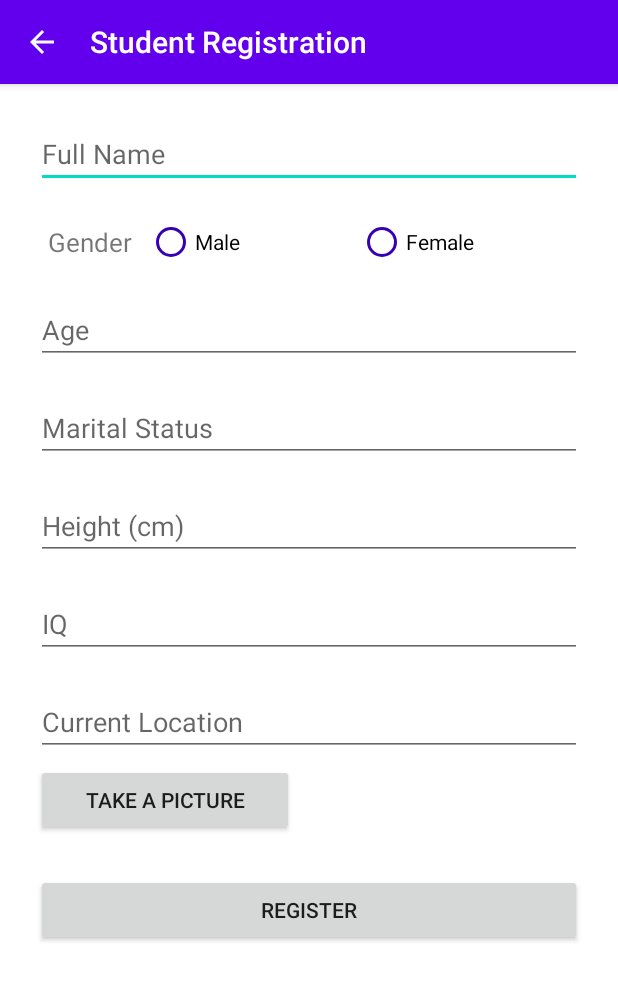
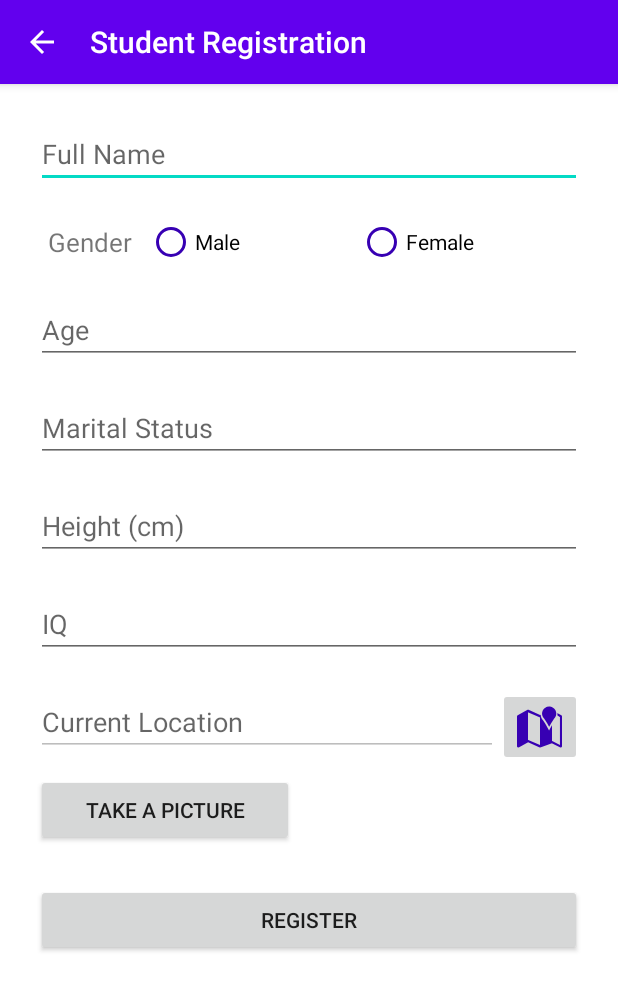
Before and after one commit to skillFocus16/tenakataApp, an Android app: the RegisterStudentActivity screen opened directly, with no data from a screen before it, on a phone screen of 412 x 824 dp. Shown: the top 990 px of the screen. Run offline under Robolectric (Android 15) with nearby library versions, the phone set to English and light mode, and no system bars.

Commit message:
changed getting location to an imageButton in activity_register_student.xml

```diff
--- a/app/src/main/java/com/naamini/tenakataapp/activity/RegisterStudentActivity.java
+++ b/app/src/main/java/com/naamini/tenakataapp/activity/RegisterStudentActivity.java
@@ -23,6 +23,7 @@ import android.util.Log;
 import android.view.View;
 import android.widget.Button;
 import android.widget.EditText;
+import android.widget.ImageButton;
 import android.widget.ImageView;
 import android.widget.RadioButton;
 import android.widget.RadioGroup;
@@ -54,16 +55,16 @@ public class RegisterStudentActivity extends AppCompatActivity {
     private static final int REQUEST_LOCATION = 101;
     public static String myDateFormat = "yyyy-MM-dd";
     final private int PERMISSION_WRITE_EXTERNAL_CAMERA = 100;
+
     TextInputEditText etfName, etAge, etMStatus, etHeight, etIQ, etLocation;
     ImageView pImgView;
+    ImageButton getMap;
     RadioGroup radioGroup;
     RadioButton radioFemale, radioMale;
     Button btnChooseImg, addStudentBtn;
     String sFName, sAge, sMStatus, sHeight, sIQ, sLocation, sGender;
     double lat, lon;
     Intent intent;
-    private Calendar myCalendar = Calendar.getInstance();
-    private DatePickerDialog.OnDateSetListener bDateListener;
     private LocationManager locationManager;
 
     public static void setErrorMsg(String msg, EditText viewId) {
@@ -110,6 +111,8 @@ public class RegisterStudentActivity extends AppCompatActivity {
         etIQ = findViewById(R.id.etIQ);
         etLocation = findViewById(R.id.etLocation);
 
+        getMap=findViewById(R.id.getMap);
+
         radioGroup = findViewById(R.id.radioGrp);
         radioFemale = findViewById(R.id.radioF);
         radioMale = findViewById(R.id.radioM);
@@ -124,49 +127,17 @@ public class RegisterStudentActivity extends AppCompatActivity {
     }
 
     private void handleOnClicks() {
-        /* bDateListener = new DatePickerDialog.OnDateSetListener() {
+        getMap.setOnClickListener(new View.OnClickListener() {
             @Override
-            public void onDateSet(DatePicker view, int year, int monthOfYear, int dayOfMonth) {
-                myCalendar.set(Calendar.YEAR, year);
-                myCalendar.set(Calendar.MONTH, monthOfYear);
-                myCalendar.set(Calendar.DAY_OF_MONTH, dayOfMonth);
-                *//*disable future dates*//*
-//                    datePicker.setMaxDate(System.currentTimeMillis());
-                *//*user should be above 18*//*
-                Calendar userAge = new GregorianCalendar(year, monthOfYear, dayOfMonth);
-                Calendar minAdultAge = new GregorianCalendar();
-                minAdultAge.add(Calendar.YEAR, -18);
-
-                if (minAdultAge.before(userAge)) {
-                    etAge.setTextColor(Color.RED);
-                    etAge.setText(getString(R.string.invalid_date));
-                } else if (myCalendar.after(System.currentTimeMillis())) {
-                    etAge.setTextColor(Color.RED);
-                    etAge.setText(getString(R.string.invalid_date));
+            public void onClick(View view) {
+                locationManager = (LocationManager) getSystemService(Context.LOCATION_SERVICE);
+                if (!locationManager.isProviderEnabled(LocationManager.GPS_PROVIDER)) {
+                    OnGPS();
                 } else {
-                    Date currentDate = new Date();
-                    Log.e("current date?: ", String.valueOf(currentDate.getYear()));
-//                    int age = currentDate.getYear() - mYear;
-                    int age = myCalendar.get(Calendar.YEAR) - currentDate.getYear();//
-                    Log.e("current date?: ", String.valueOf(userAge.getWeekYear())+":"+age);
-                    *//*date.setText( new StringBuilder().append("The user is ")
-                            .append(age).append(" years old"));*//*
-//                    SimpleDateFormat sdf = new SimpleDateFormat(myDateFormat, Locale.US);
-                    etAge.setTextColor(getResources().getColor(R.color.design_default_color_on_secondary));
-//                    etAge.setText(sdf.format(myCalendar.getTime()));
-                    etAge.setText(String.valueOf(age));
+                    getLocation();
                 }
             }
-        };
-
-        etAge.setOnClickListener(new View.OnClickListener() {
-            @Override
-            public void onClick(View view) {
-                new DatePickerDialog(RegisterStudentActivity.this, bDateListener, myCalendar
-                        .get(Calendar.YEAR), myCalendar.get(Calendar.MONTH),
-                        myCalendar.get(Calendar.DAY_OF_MONTH)).show();
-            }
-        });*/
+        });
         btnChooseImg.setOnClickListener(new View.OnClickListener() {
             @Override
             public void onClick(final View view) {
@@ -215,18 +186,6 @@ public class RegisterStudentActivity extends AppCompatActivity {
                     finish();
                 } else {
                     Toast.makeText(RegisterStudentActivity.this, R.string.required_field, Toast.LENGTH_LONG).show();
-                }
-            }
-        });
-
-        etLocation.setOnClickListener(new View.OnClickListener() {
-            @Override
-            public void onClick(View view) {
-                locationManager = (LocationManager) getSystemService(Context.LOCATION_SERVICE);
-                if (!locationManager.isProviderEnabled(LocationManager.GPS_PROVIDER)) {
-                    OnGPS();
-                } else {
-                    getLocation();
                 }
             }
         });
@@ -279,18 +238,17 @@ public class RegisterStudentActivity extends AppCompatActivity {
             try {
                 lat = location.getLatitude();
                 lon = location.getLongitude();
-                Log.e("latts?: ", String.valueOf(lat));
                 List<Address> addresss = null;
                 try {
-//                    addresss = gcd.getFromLocation(lat,lon,1);
-                    addresss = gcd.getFromLocation(-1.328664, 36.833734, 1);//KE codes
+                    addresss = gcd.getFromLocation(lat,lon,1);
+//                    addresss = gcd.getFromLocation(-1.328664, 36.833734, 1);//KE codes
+
+                    String code = addresss.get(0).getCountryCode();
+                    Log.e("codeeee?: ", String.valueOf(code));
+                    etLocation.setText(code);
                 } catch (IOException e) {
                     e.printStackTrace();
                 }
-                String code = addresss.get(0).getCountryCode();
-                Log.e("codeeee?: ", String.valueOf(code));
-                etLocation.setText(code);
-
             } catch (NullPointerException e) {
                 lat = -1.0;
                 lon = -1.0;
--- a/app/src/main/res/layout/activity_register_student.xml
+++ b/app/src/main/res/layout/activity_register_student.xml
@@ -110,12 +110,28 @@
         android:layout_width="0dp"
         android:layout_height="@dimen/spacing_mlarge" />
 
+   <LinearLayout
+       android:layout_width="match_parent"
+       android:layout_height="wrap_content"
+       android:orientation="horizontal">
        <com.google.android.material.textfield.TextInputEditText
            android:id="@+id/etLocation"
            android:layout_width="match_parent"
            android:layout_height="wrap_content"
            android:hint="@string/current_location"
+           android:enabled="false"
+           android:layout_weight="1"
            android:imeOptions="actionDone"/>
+       <ImageButton
+           android:id="@+id/getMap"
+           android:layout_width="wrap_content"
+           android:layout_height="wrap_content"
+           android:tint="@color/colorPrimaryDark"
+           android:clickable="true"
+           android:focusable="true"
+           android:src="@android:drawable/ic_dialog_map"
+           android:contentDescription="@string/app_name"/>
+   </LinearLayout>
 
     <LinearLayout
         android:id="@+id/layout_button"
```
Also changed, not shown: app/src/main/res/layout/item_section.xml (added, +20 -0 lines), app/src/main/java/com/naamini/tenakataapp/model/Student.java (line endings or trailing spaces). Lines whose indentation alone changed are shown as unchanged.
